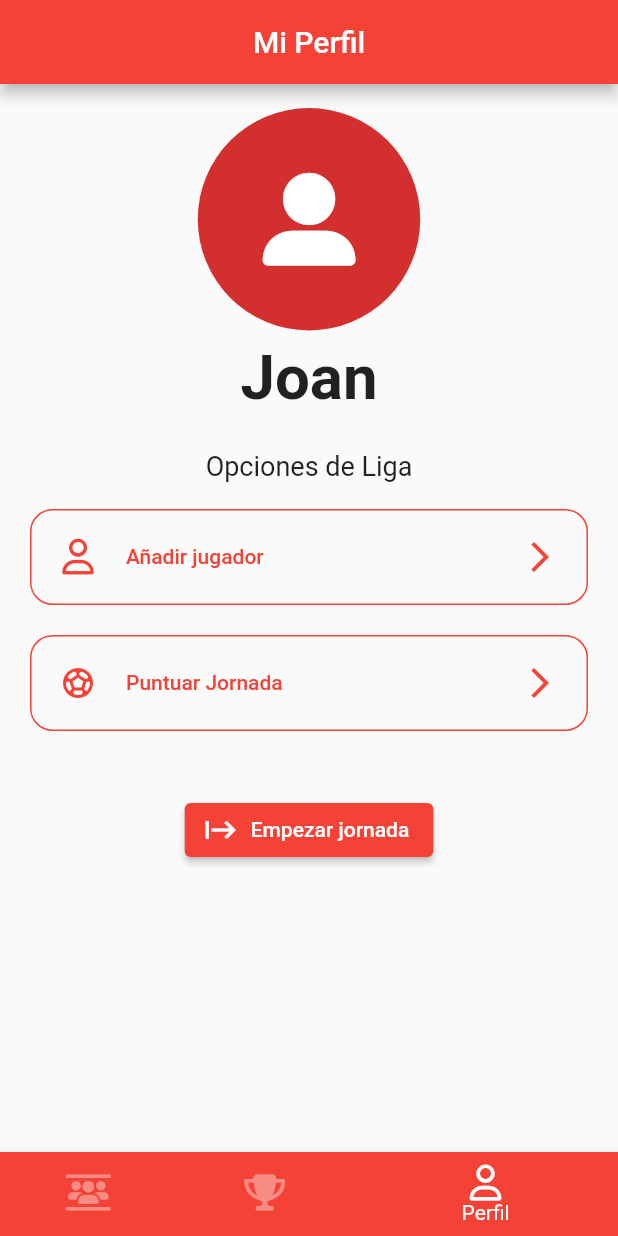
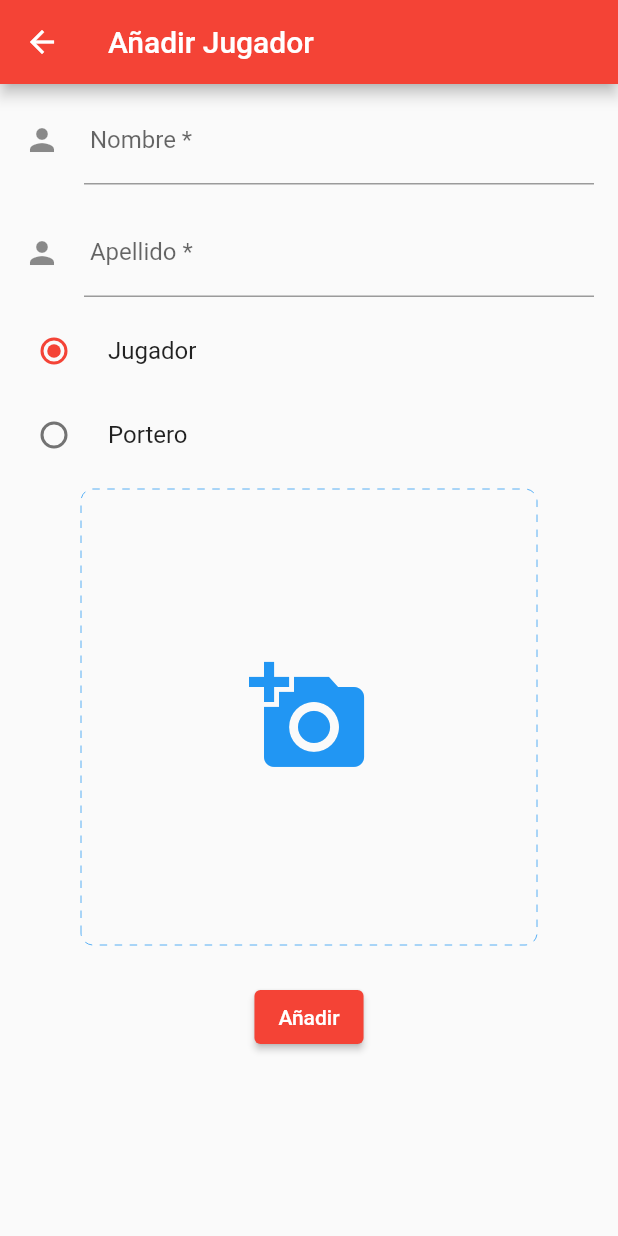
Before and after one commit to joanmc11/dms_app, a Flutter app: the screen it shows after launch, item 3 of the bottom bar chosen, after a tap on "Añadir jugador", on a phone screen of 412 x 824 dp. Run offline on Flutter 3.47's test engine with Material 2 defaults, Android fonts, the phone set to English and light mode, and no system bars; drawn by our look-alikes of dotted_border; our stand-ins replace cloud_firestore, firebase_core, firebase_storage, font_awesome_flutter, get, image_picker; accounts and stored records are empty.

Commit message:
Form add player

```diff
--- a/lib/main.dart
+++ b/lib/main.dart
@@ -2,8 +2,10 @@ import 'package:dms_app/firebase_options.dart';
 import 'package:dms_app/view/navigation_bar.dart';
 import 'package:firebase_core/firebase_core.dart';
 import 'package:flutter/material.dart';
+import 'package:get/get.dart';
 
 void main() async {
+   WidgetsFlutterBinding.ensureInitialized();
   await Firebase.initializeApp(
     options: DefaultFirebaseOptions.currentPlatform,
   );
@@ -16,7 +18,7 @@ class MyApp extends StatelessWidget {
   // This widget is the root of your application.
   @override
   Widget build(BuildContext context) {
-    return MaterialApp(
+    return GetMaterialApp(
       debugShowCheckedModeBanner: false,
       title: 'My Team App',
       theme: ThemeData(
--- /dev/null
+++ b/lib/view/add_player_form.dart
@@ -0,0 +1,162 @@
+import 'dart:io';
+
+import 'package:dms_app/service/function_service.dart';
+import 'package:dotted_border/dotted_border.dart';
+import 'package:flutter/material.dart';
+import 'package:get/get.dart';
+
+class AddPlayer extends StatefulWidget {
+  const AddPlayer({super.key});
+
+  @override
+  State<AddPlayer> createState() => _AddPlayerState();
+}
+
+String imgPath = "";
+File? imgFile;
+
+class _AddPlayerState extends State<AddPlayer> {
+  callbackImgPath(varImgPath, varImgFile) {
+    setState(() {
+      imgPath = varImgPath;
+      imgFile = varImgFile;
+    });
+  }
+
+  callbackImage(imageFile) {
+    _image = imageFile;
+  }
+
+  final _formKey = GlobalKey<FormState>();
+
+  bool goalkeeper = false;
+  bool jugador = true;
+  String pos = 'jugador';
+  File? _image;
+  String name = '';
+  String surename = '';
+
+  @override
+  Widget build(BuildContext context) {
+    return Scaffold(
+      appBar: AppBar(
+        title: const Text("Añadir Jugador"),
+      ),
+      body: Form(
+        key: _formKey,
+        child: SingleChildScrollView(
+          child: Column(
+            mainAxisAlignment: MainAxisAlignment.start,
+            children: <Widget>[
+              Padding(
+                padding:
+                    const EdgeInsets.symmetric(horizontal: 16.0, vertical: 8.0),
+                child: TextFormField(
+                  decoration: const InputDecoration(
+                    icon: Icon(Icons.person),
+                    hintText: 'Nombre del jugador',
+                    labelText: ' Nombre *',
+                  ),
+                  // The validator receives the text that the user has entered.
+                  validator: (value) {
+                    if (value == null || value.isEmpty) {
+                      return 'Porfavor introduce un nombre';
+                    }
+                    setState(() {
+                      name = value;
+                    });
+                  },
+                ),
+              ),
+              Padding(
+                padding:
+                    const EdgeInsets.symmetric(horizontal: 16.0, vertical: 8.0),
+                child: TextFormField(
+                  decoration: const InputDecoration(
+                    icon: Icon(Icons.person),
+                    hintText: 'Apellido del jugador',
+                    labelText: ' Apellido *',
+                  ),
+                  // The validator receives the text that the user has entered.
+                  validator: (value) {
+                    if (value == null || value.isEmpty) {
+                      return 'Porfavor introduce un nombre';
+                    }
+                    setState(() {
+                      surename = value;
+                    });
+                  },
+                ),
+              ),
+              RadioListTile(
+                title: const Text("Jugador"),
+                value: true,
+                groupValue: jugador,
+                onChanged: (value) {
+                  setState(() {
+                    goalkeeper = false;
+                    jugador = true;
+                  });
+                },
+              ),
+              RadioListTile(
+                title: const Text("Portero"),
+                value: true,
+                groupValue: goalkeeper,
+                onChanged: (value) {
+                  setState(() {
+                    goalkeeper = true;
+                    jugador = false;
+                  });
+                },
+              ),
+              InkWell(
+                onTap: (() {
+                  FunctionService()
+                      .imagenMulta(context, callbackImgPath, callbackImage);
+                }),
+                child: Padding(
+                  padding: const EdgeInsets.all(8.0),
+                  child: DottedBorder(
+                    radius: const Radius.circular(8),
+                    borderType: BorderType.RRect,
+                    dashPattern: const [5],
+                    color: Colors.blue,
+                    strokeWidth: 0.5,
+                    child: SizedBox(
+                      height: 300,
+                      width: 300,
+                      child: Padding(
+                        padding: const EdgeInsets.all(8.0),
+                        child: _image == null
+                            ? const Icon(
+                                Icons.add_a_photo,
+                                size: 80,
+                                color: Colors.blue,
+                              )
+                            : Image.file(_image!),
+                      ),
+                    ),
+                  ),
+                ),
+              ),
+              Padding(
+                padding: const EdgeInsets.all(16.0),
+                child: ElevatedButton(
+                    onPressed: () {
+                      if (_formKey.currentState!.validate()) {
+                        ScaffoldMessenger.of(context).showSnackBar(
+                          const SnackBar(content: Text('Jugador Añadido')),
+                        );
+                        Get.back();
+                      }
+                    },
+                    child: const Text("Añadir")),
+              ),
+            ],
+          ),
+        ),
+      ),
+    );
+  }
+}
--- a/lib/view/perfil.dart
+++ b/lib/view/perfil.dart
@@ -1,6 +1,8 @@
+import 'package:dms_app/view/add_player_form.dart';
 import 'package:dms_app/widgets/profile_menu.dart';
 import 'package:flutter/material.dart';
 import 'package:font_awesome_flutter/font_awesome_flutter.dart';
+import 'package:get/get.dart';
 
 class Perfil extends StatelessWidget {
   const Perfil({super.key});
@@ -33,18 +35,28 @@ class Perfil extends StatelessWidget {
               ),
             ),
             const Padding(
-              padding: EdgeInsets.only(top:16.0, bottom: 8.0),
-              child: Text("Opciones de Liga", style: TextStyle(fontSize: 18),),
+              padding: EdgeInsets.only(top: 16.0, bottom: 8.0),
+              child: Text(
+                "Opciones de Liga",
+                style: TextStyle(fontSize: 18),
+              ),
             ),
-            const ProfileMenu(text: "Añadir jugador", icon: FontAwesomeIcons.user),
-            const ProfileMenu(text: "Puntuar Jornada", icon: Icons.sports_soccer_outlined),
+            ProfileMenu(
+              text: "Añadir jugador",
+              icon: FontAwesomeIcons.user,
+              press: () {
+                Get.to(()=>AddPlayer());
+              },
+            ),
+            const ProfileMenu(
+                text: "Puntuar Jornada", icon: Icons.sports_soccer_outlined),
             Padding(
               padding: const EdgeInsets.all(32.0),
-              child: ElevatedButton.icon(onPressed: (){}, icon: const FaIcon(Icons.start), label: const Text("Empezar jornada")),
+              child: ElevatedButton.icon(
+                  onPressed: () {},
+                  icon: const FaIcon(Icons.start),
+                  label: const Text("Empezar jornada")),
             ),
-
-
-
           ],
         ),
       ),
--- a/lib/widgets/profile_menu.dart
+++ b/lib/widgets/profile_menu.dart
@@ -21,9 +21,9 @@ class ProfileMenu extends StatelessWidget {
           padding: const EdgeInsets.all(20),
           shape:
               RoundedRectangleBorder(borderRadius: BorderRadius.circular(15)),
-          side: BorderSide(color: Colors.red),
+          side: const BorderSide(color: Colors.red),
         ),
-        onPressed: () {},
+        onPressed: press,
         child: Row(
           children: [
             Icon(icon),
--- a/pubspec.yaml
+++ b/pubspec.yaml
@@ -31,11 +31,14 @@ environment:
 dependencies:
   cloud_firestore: ^3.5.0
   cupertino_icons: ^1.0.2
+  dotted_border: ^2.0.0+2
   firebase_core: ^1.24.0
+  firebase_storage: ^10.3.10
   flutter:
     sdk: flutter
   font_awesome_flutter: ^10.2.1
   get: ^4.6.5
+  image_picker: ^0.8.5+3
 
 dev_dependencies:
   flutter_lints: ^2.0.0
```
Also changed, not shown: lib/service/firebase_service.dart (added, +27 -0 lines), lib/service/function_service.dart (added, +63 -0 lines), lib/view/team_view.dart (+19 -19 lines), pubspec.lock, 2 other files.
